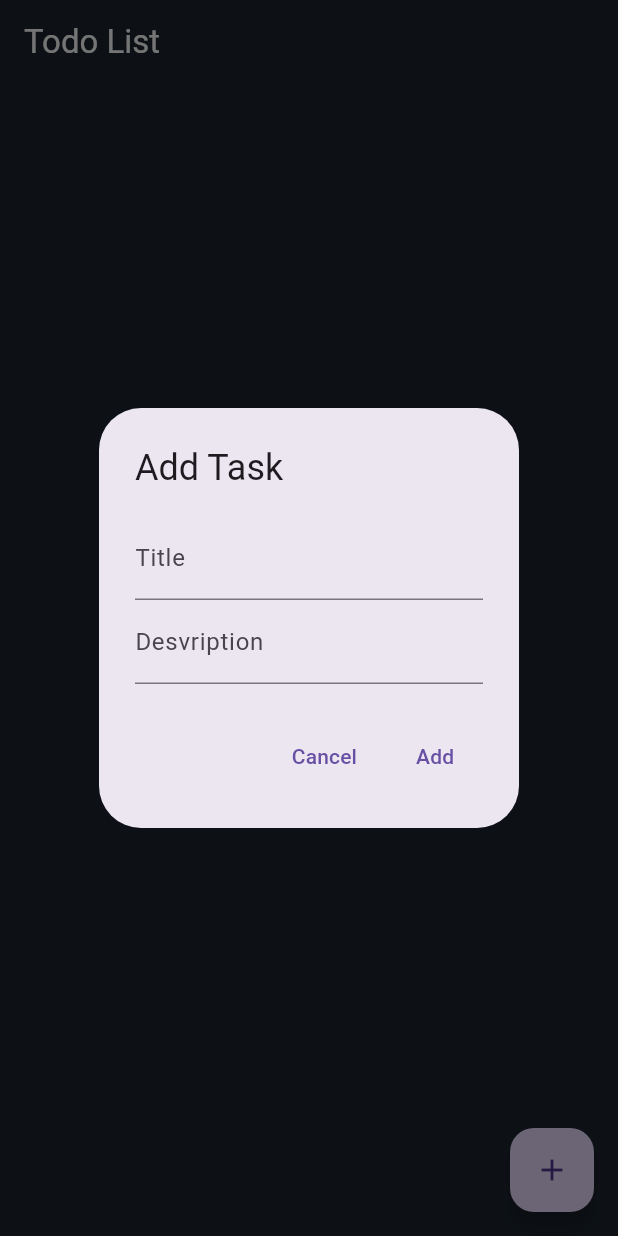
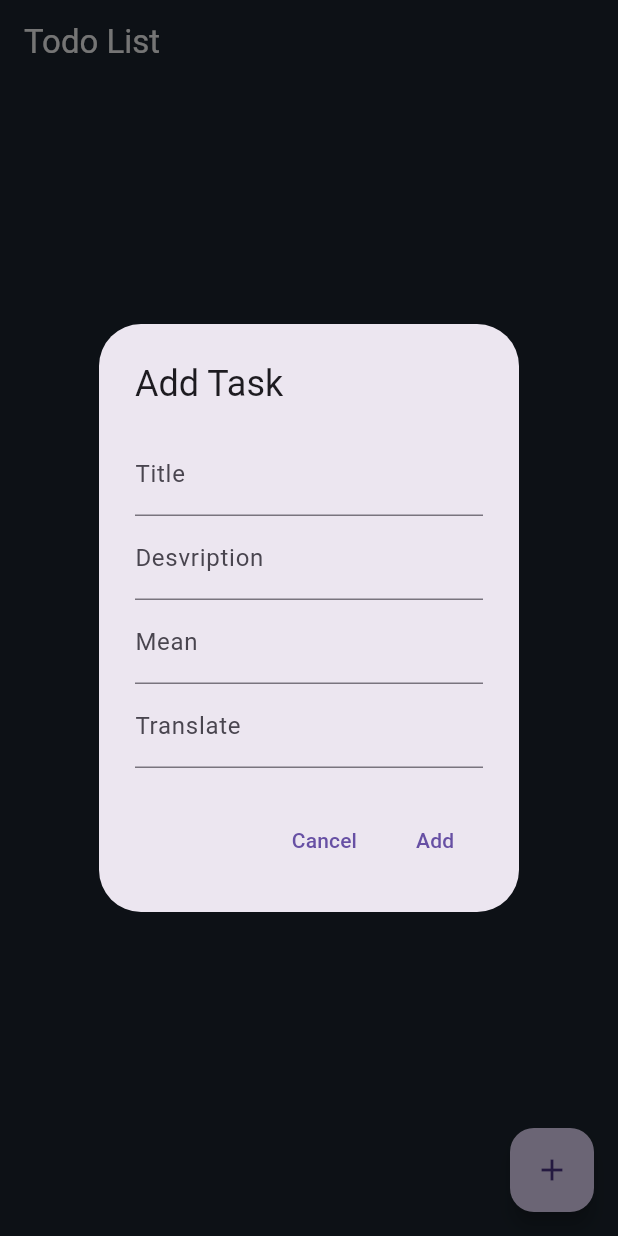
Before and after one commit to eugensosna/todo_hive, a Flutter app: the screen it shows after launch, after a tap on the "add" icon, on a phone screen of 412 x 824 dp. Run offline on Flutter 3.47's test engine with Material 3 defaults, Android fonts, the phone set to English and light mode, and no system bars; our stand-ins replace hive_flutter; accounts and stored records are empty.

```diff
--- a/lib/home_screen.dart
+++ b/lib/home_screen.dart
@@ -18,12 +18,12 @@ class _HomeScreenState extends State<HomeScreen> {
   @override
   void initState(){
     super.initState();
-    todoBox = Hive.box<Todo>('todo');
+    todoBox = Hive.box<Todo>('wortshatz');
   }
   @override
   Widget build(BuildContext context) {
     return Scaffold(
-      backgroundColor: Color(0xFF1d2630),
+      backgroundColor: const Color(0xFF1d2630),
       appBar: AppBar(
         elevation: 0,
         foregroundColor: Colors.white,
@@ -37,8 +37,16 @@ class _HomeScreenState extends State<HomeScreen> {
             itemCount: box.length,
             itemBuilder: (context, index){
               Todo todo   = box.getAt(index)!;
-              return Container(
-                margin: EdgeInsets.all(10),
+              return
+              GestureDetector(
+                onDoubleTap: () {
+                  print(todo.title);
+                  _editTodoDialog(context, todo, index);
+                },
+
+              child:
+              Container(
+                margin: const EdgeInsets.all(10),
                 decoration: BoxDecoration(
                   color: todo.isCompleted ?Colors.white38: Colors.white,
                   borderRadius: BorderRadius.circular(10)
@@ -49,8 +57,8 @@ class _HomeScreenState extends State<HomeScreen> {
                   background: Container(
                     color: Colors.amber,
                     alignment: Alignment.centerRight,
-                    padding: EdgeInsets.symmetric(horizontal: 20),
-                    child: Icon(
+                    padding: const EdgeInsets.symmetric(horizontal: 20),
+                    child: const Icon(
                       Icons.delete,
                       color: Colors.white
                     ),
@@ -66,9 +74,8 @@ class _HomeScreenState extends State<HomeScreen> {
                   },
                   child: ListTile(
                     title: Text(todo.title),
-                    subtitle:  Text(todo.description),
-                    trailing: Text(
-                      DateFormat.yMMMd().format(todo.dateTime)),
+                    subtitle:  Text(todo.translate+"-"+ todo.meaning),
+                    trailing: Text(todo.translate+"-"+DateFormat.yMMMd().format(todo.dateTime)),
                       leading: Checkbox(
 
                         value: todo.isCompleted,
@@ -85,7 +92,8 @@ class _HomeScreenState extends State<HomeScreen> {
 
 
                 )
-                );
+                )
+              );
               });
               }
               ),
@@ -93,54 +101,138 @@ class _HomeScreenState extends State<HomeScreen> {
                 onPressed:(){
                   _addTodoDialog(context);
                 },
-                child: Icon(Icons.add),),
+                child: const Icon(Icons.add),),
 
 
 
     );
 
   }
-  void _addTodoDialog(BuildContext context){
-    TextEditingController _titleController = TextEditingController();
-    TextEditingController _descController = TextEditingController();
+
+  void _editTodoDialog(BuildContext context, Todo todo, int indexAt){
+    TextEditingController titleController = TextEditingController();
+    TextEditingController meanController = TextEditingController();
+    TextEditingController descController = TextEditingController();
+    TextEditingController transController = TextEditingController();
+    titleController.text = todo.title;
+    meanController.text = todo.meaning;
+    transController.text = todo.translate;
+    descController.text = todo.description;
 
     showDialog(context: context, builder:(context)=>AlertDialog(
-      title: Text("Add Task") ,
+      title: const Text("Edit Task") ,
       content: Column(
+
+        mainAxisSize: MainAxisSize.min,
 
         children: [
           TextField(
-            controller: _titleController,
-            decoration: InputDecoration(labelText: "Title ")
+            controller: titleController,
+            decoration: const InputDecoration(labelText: "Title ")
           ),
           TextField(
-            controller: _descController,
-            decoration: InputDecoration(labelText: "Desvription ")
+            controller: descController,
+            decoration: const InputDecoration(labelText: "Desvription ")
           ),
-        ],
-      mainAxisSize: MainAxisSize.min,),
+          TextField(
+            controller: meanController,
+            decoration: const InputDecoration(labelText: "Mean ")
+          ),
+          TextField(
+            controller: transController,
+            decoration: const InputDecoration(labelText: "Translate ")
+          )
+        ],),
       actions: [
         TextButton(onPressed:(){
           Navigator.pop(context);
         }
-        , child: Text("Cancel")),
+        , child: const Text("Cancel")),
         TextButton(onPressed:(){
-        _addTodo(_titleController.text, _descController.text);
+        _editTodo(todo, indexAt, titleController.text, descController.text,
+        meanController.text, transController.text);
         Navigator.pop(context);
         }
-        , child: Text("Add"))
+        , child: const Text("save"))
       ],
     ));
 
   }
 
-  void _addTodo(String title, String description){
+
+
+  void _addTodoDialog(BuildContext context){
+    TextEditingController _titleController = TextEditingController();
+    TextEditingController _meanController = TextEditingController();
+    TextEditingController _descController = TextEditingController();
+    TextEditingController _transController = TextEditingController();
+
+    showDialog(context: context, builder:(context)=>AlertDialog(
+      title: const Text("Add Task") ,
+      content: Column(
+
+        mainAxisSize: MainAxisSize.min,
+
+        children: [
+          TextField(
+            controller: _titleController,
+            decoration: const InputDecoration(labelText: "Title ")
+          ),
+          TextField(
+            controller: _descController,
+            decoration: const InputDecoration(labelText: "Desvription ")
+          ),
+          TextField(
+            controller: _meanController,
+            decoration: const InputDecoration(labelText: "Mean ")
+          ),
+          TextField(
+            controller: _transController,
+            decoration: const InputDecoration(labelText: "Translate ")
+          )
+        ],),
+      actions: [
+        TextButton(onPressed:(){
+          Navigator.pop(context);
+        }
+        , child: const Text("Cancel")),
+        TextButton(onPressed:(){
+        _addTodo(_titleController.text, _descController.text,
+        _meanController.text, _transController.text);
+        Navigator.pop(context);
+        }
+        , child: const Text("Add"))
+      ],
+    ));
+
+  }
+
+  void _addTodo(String title, String description, String meaning, String translate){
     if (title.isNotEmpty){
       todoBox.add(
         Todo(title: title,
          description: description,
+         meaning: meaning,
+         translate: translate,
           dateTime: DateTime.now())
       );
+
     }
   }
+
+
+
+  void _editTodo(Todo todo, int? indexAt,String title, String description, String meaning, String translate){
+    todo.title = title;
+    todo.description = description;
+    todo.meaning =meaning;
+    todo.translate = translate;
+
+    if (indexAt==null){
+      todoBox.add(todo);
+
+    }else {
+      todoBox.putAt(indexAt, todo);
+    }
 }
+}
--- a/lib/main.dart
+++ b/lib/main.dart
@@ -13,15 +13,23 @@ class Todo extends HiveObject {
  late String description;
 
  @HiveField(2)
+ late String meaning;
+
+  @HiveField(3)
+ late String translate;
+
+ @HiveField(4)
  late bool isCompleted;
 
- @HiveField(3)
+ @HiveField(5)
   late DateTime dateTime;
 
   Todo({
     required this.title,
     required this.description,
     required this.dateTime,
+    this.meaning= "",
+    this.translate ="",
     this.isCompleted = false
   });
 
@@ -35,6 +43,8 @@ class TodoAdapter extends TypeAdapter<Todo> {
   Todo read(BinaryReader reader){
     return Todo(title: reader.readString(),
       description: reader.readString(),
+      meaning: reader.readString(),
+      translate: reader.readString(),
       isCompleted: reader.readBool(),
       dateTime: DateTime.parse(reader.readString())
     );
@@ -43,6 +53,8 @@ class TodoAdapter extends TypeAdapter<Todo> {
    void write (BinaryWriter writer, Todo obj){
     writer.writeString(obj.title);
     writer.writeString(obj.description);
+    writer.writeString(obj.meaning);
+    writer.writeString(obj.translate);
     writer.writeBool(obj.isCompleted);
     writer.writeString(obj.dateTime.toString());
   }
@@ -51,7 +63,7 @@ class TodoAdapter extends TypeAdapter<Todo> {
 void main() async {
   await Hive.initFlutter();
   Hive.registerAdapter(TodoAdapter());
-  await Hive.openBox<Todo>("todo");
+  await Hive.openBox<Todo>("wortshatz");
   runApp(const MyApp());
 }
 
```
